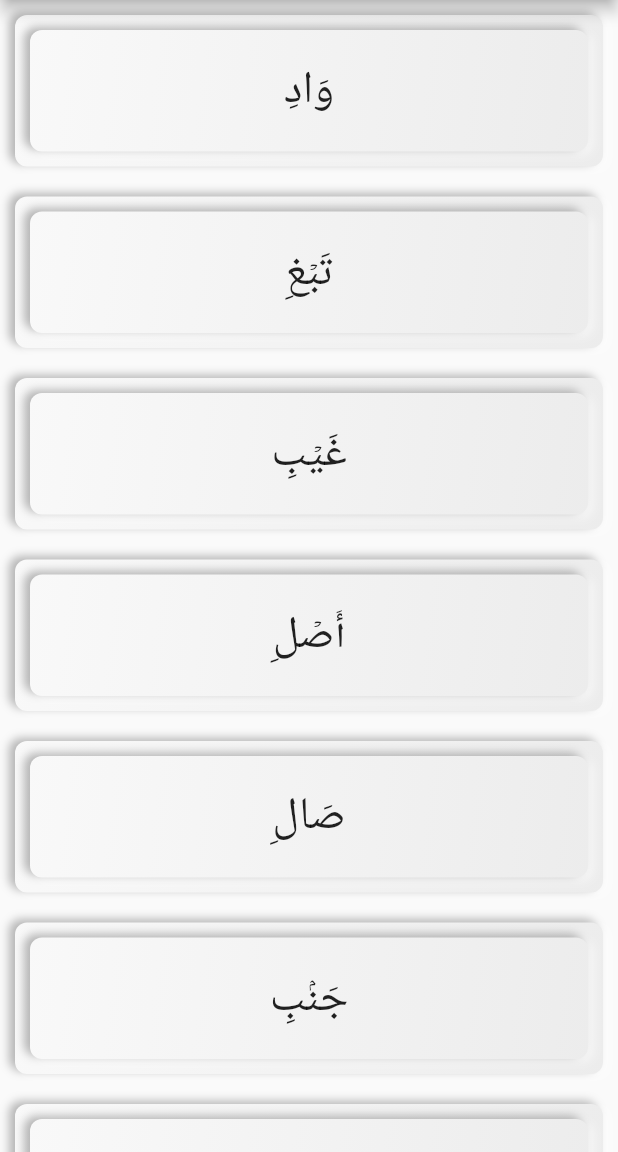
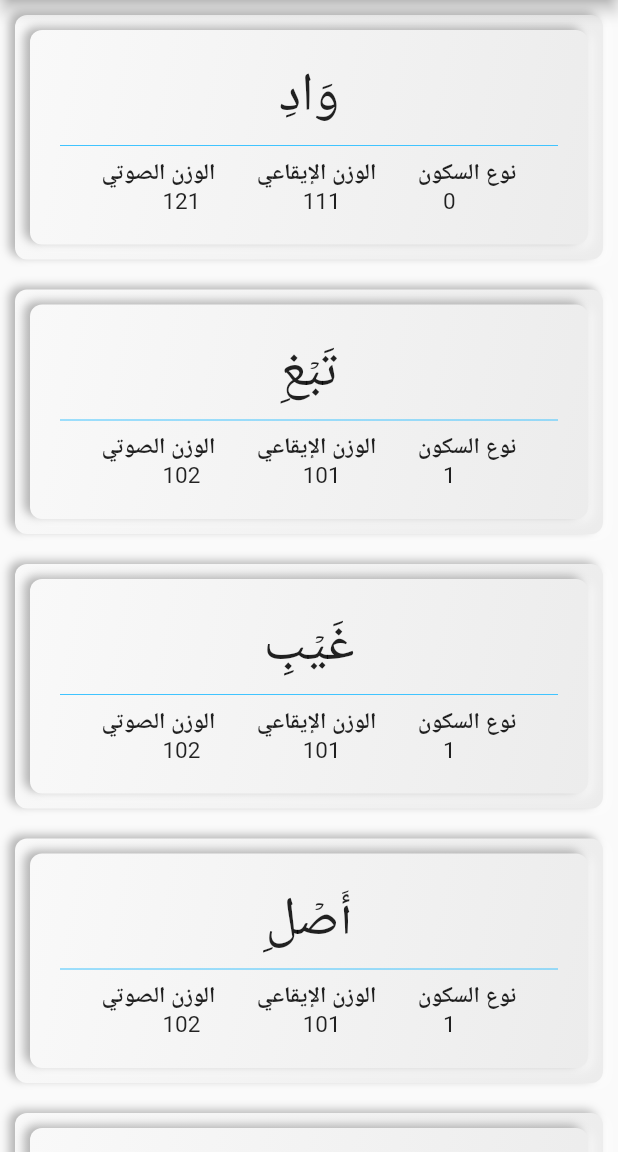
Before and after one commit to Farahkh/bank_alkalemat, a Flutter app: the screen it shows after launch, on a phone screen of 412 x 824 dp, the part 84-1236 px from its top. Run offline on Flutter 3.47's test engine with Material 2 defaults, Android fonts, the phone set to English and light mode, and no system bars; drawn by our look-alikes of flutter_neumorphic; statements that could not run were skipped.

Commit message:
added mata info to the words cards
Signed-off-by: Farahkh <eng.farahkh@gmail.com>

```diff
--- a/lib/screens/home.dart
+++ b/lib/screens/home.dart
@@ -16,7 +16,6 @@ class HomePage extends StatefulWidget {
 }
 
 class _HomePageState extends State<HomePage> {
-
   @override
   Widget build(BuildContext context) {
     return Scaffold(
@@ -63,11 +62,51 @@ class _HomePageState extends State<HomePage> {
                       ),
                       padding: EdgeInsets.all(20.0),
                       child: Center(
-                        child: Text(
-                          '${snapshot.data.words[index].word}',
-                          style: TextStyle(
-                            fontSize: 30,
-                          ),
+                        child: Column(
+                          children: <Widget>[
+                            Text(
+                              '${snapshot.data.words[index].word}',
+                              style: TextStyle(
+                                fontSize: 36,
+                              ),
+                            ),
+                            Divider(
+                              color: Colors.lightBlueAccent,
+                            ),
+                            Row(
+                              mainAxisAlignment: MainAxisAlignment.spaceEvenly,
+                              children: <Widget>[
+                                Text(
+                                  'نوع السكون',
+                                  style: TextStyle(
+                                    fontWeight: FontWeight.bold,
+                                  ),
+                                ),
+                                Text(
+                                  'الوزن الإيقاعي',
+                                  style: TextStyle(
+                                    fontWeight: FontWeight.bold,
+                                  ),
+                                ),
+                                Text(
+                                  'الوزن الصوتي',
+                                  style: TextStyle(
+                                    fontWeight: FontWeight.bold,
+                                  ),
+                                ),
+                              ],
+                            ),
+                            Row(
+                              mainAxisAlignment: MainAxisAlignment.spaceEvenly,
+                              children: <Widget>[
+                                Text('${snapshot.data.words[index].sokonType}'),
+                                Text(
+                                    '${snapshot.data.words[index].rythmicWieght}'),
+                                Text(
+                                    '${snapshot.data.words[index].soundWieght}'),
+                              ],
+                            ),
+                          ],
                         ),
                       ),
                     ),
```
